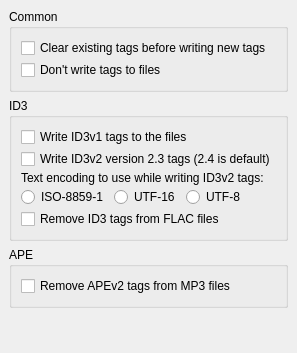
Old version of the form ui/options_tags.ui in the repository metabrainz/picard.
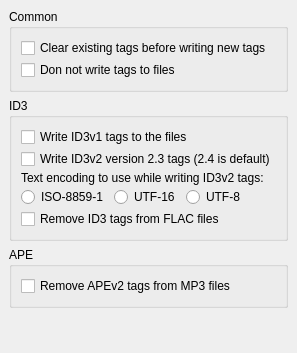
New version of the form.

The edit to the form file:
```diff
--- a/ui/options_tags.ui
+++ b/ui/options_tags.ui
@@ -38,7 +38,7 @@
       <item>
        <widget class="QCheckBox" name="dont_write_tags" >
         <property name="text" >
-         <string>Don't write tags to files</string>
+         <string>Don not write tags to files</string>
         </property>
        </widget>
       </item>
```
